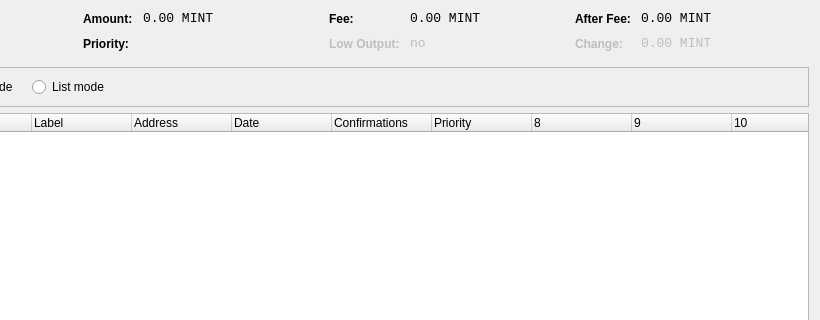
Old version of the form src/qt/forms/coincontroldialog.ui in the repository Crypto-Currency/Bitcoin-Fast; both pictures show x 180 to 1000 and y 0 to 320 of the 1000 by 500 pixel window.
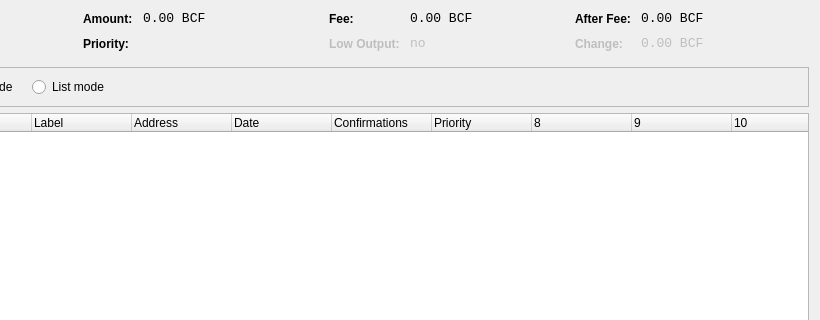
New version of the form. Custom widgets are drawn as their Qt base class.

Patch:
```diff
--- a/src/qt/forms/coincontroldialog.ui
+++ b/src/qt/forms/coincontroldialog.ui
@@ -141,7 +141,7 @@
           <enum>Qt::ActionsContextMenu</enum>
          </property>
          <property name="text">
-          <string>0.00 MINT</string>
+          <string>0.00 BCF</string>
          </property>
          <property name="textInteractionFlags">
           <set>Qt::LinksAccessibleByMouse|Qt::TextSelectableByKeyboard|Qt::TextSelectableByMouse</set>
@@ -221,7 +221,7 @@
           <enum>Qt::ActionsContextMenu</enum>
          </property>
          <property name="text">
-          <string>0.00 MINT</string>
+          <string>0.00 BCF</string>
          </property>
          <property name="textInteractionFlags">
           <set>Qt::LinksAccessibleByMouse|Qt::TextSelectableByKeyboard|Qt::TextSelectableByMouse</set>
@@ -307,7 +307,7 @@
           <enum>Qt::ActionsContextMenu</enum>
          </property>
          <property name="text">
-          <string>0.00 MINT</string>
+          <string>0.00 BCF</string>
          </property>
          <property name="textInteractionFlags">
           <set>Qt::LinksAccessibleByMouse|Qt::TextSelectableByKeyboard|Qt::TextSelectableByMouse</set>
@@ -345,7 +345,7 @@
           <enum>Qt::ActionsContextMenu</enum>
          </property>
          <property name="text">
-          <string>0.00 MINT</string>
+          <string>0.00 BCF</string>
          </property>
          <property name="textInteractionFlags">
           <set>Qt::LinksAccessibleByMouse|Qt::TextSelectableByKeyboard|Qt::TextSelectableByMouse</set>
```
